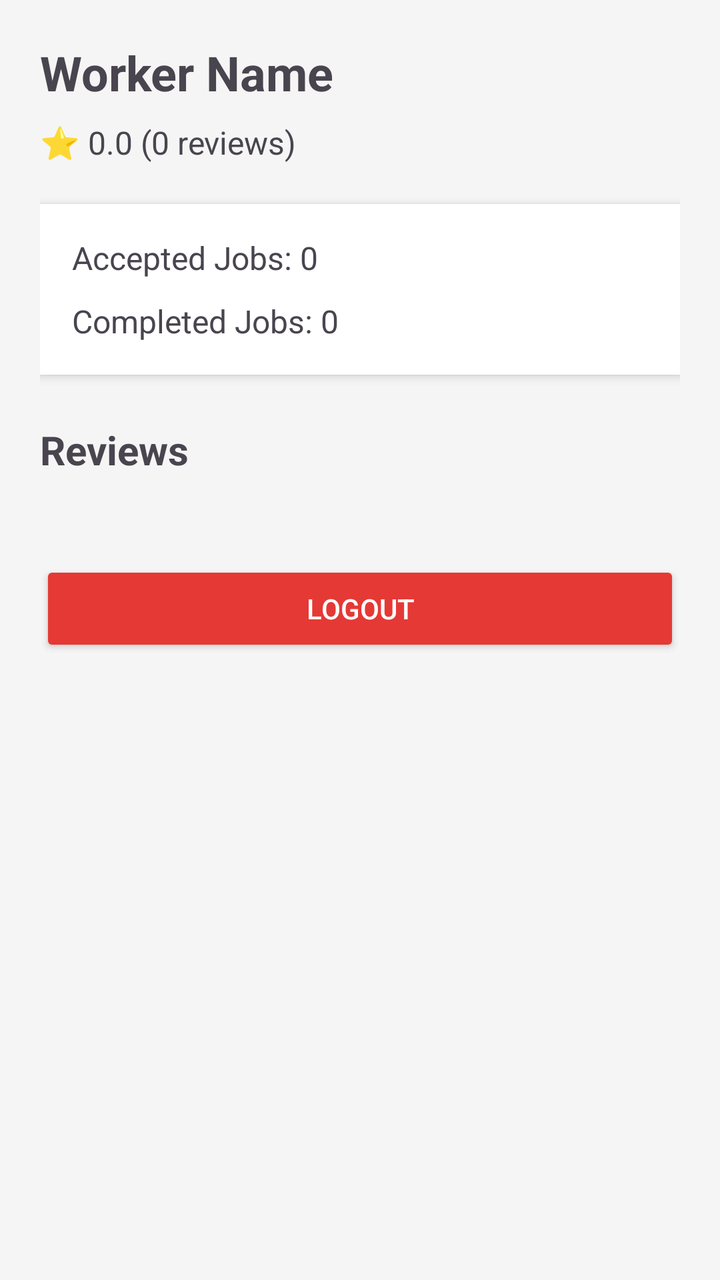
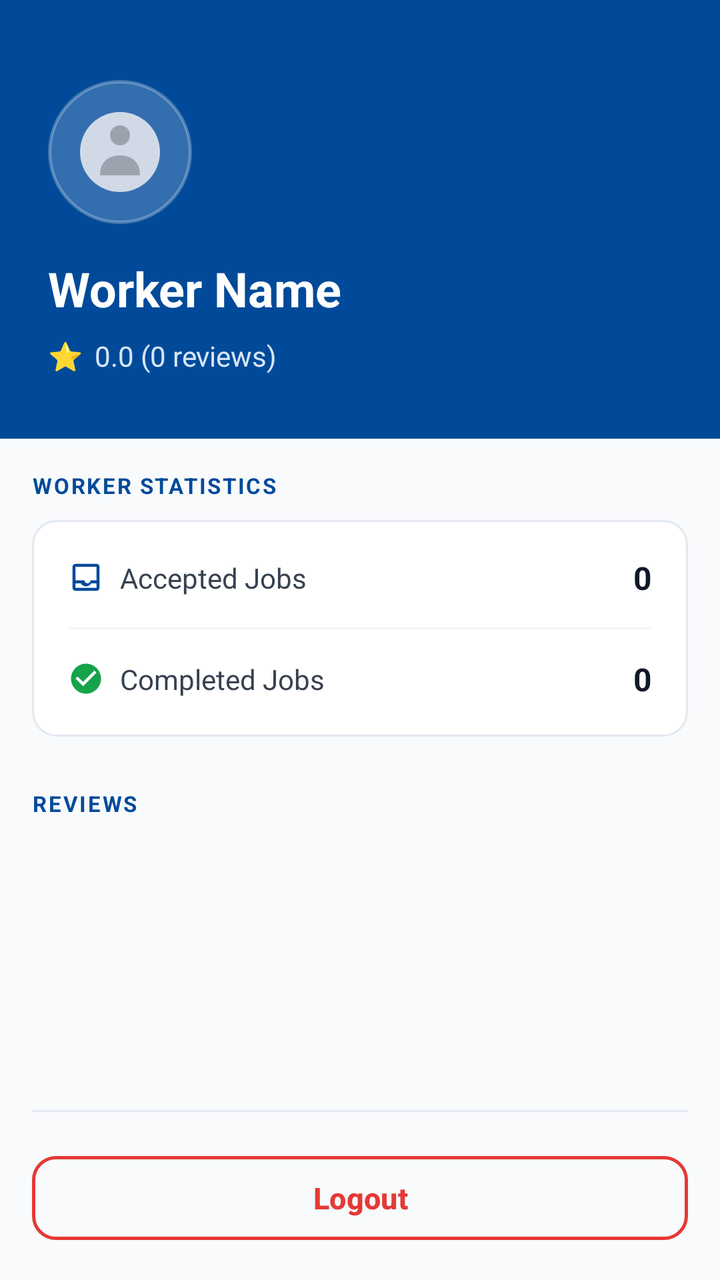

Before-and-after screenshots of an Android layout around one commit, followed by the original layout XML and the change that was made.
<!-- AndroidManifest.xml: application theme Theme.Newtacks -->
<!-- res/layout/fragment_worker_account.xml -->
<?xml version="1.0" encoding="utf-8"?>
<ScrollView xmlns:android="http://schemas.android.com/apk/res/android"
    android:layout_width="match_parent"
    android:layout_height="match_parent"
    android:background="#F5F5F5">

    <LinearLayout
        android:layout_width="match_parent"
        android:layout_height="wrap_content"
        android:orientation="vertical"
        android:padding="20dp">

        
        <TextView
            android:id="@+id/tvWorkerName"
            android:text="Worker Name"
            android:textSize="24sp"
            android:textStyle="bold"
            android:layout_width="wrap_content"
            android:layout_height="wrap_content"/>

        
        <TextView
            android:id="@+id/tvWorkerRating"
            android:text="⭐ 0.0 (0 reviews)"
            android:textSize="16sp"
            android:layout_marginTop="8dp"
            android:layout_width="wrap_content"
            android:layout_height="wrap_content"/>

        
        <LinearLayout
            android:layout_width="match_parent"
            android:layout_height="wrap_content"
            android:orientation="vertical"
            android:background="#FFFFFF"
            android:padding="16dp"
            android:elevation="3dp"
            android:layout_marginTop="20dp">

            <TextView
                android:id="@+id/tvAcceptedJobs"
                android:text="Accepted Jobs: 0"
                android:textSize="16sp"
                android:layout_width="wrap_content"
                android:layout_height="wrap_content"/>

            <TextView
                android:id="@+id/tvCompletedJobs"
                android:text="Completed Jobs: 0"
                android:textSize="16sp"
                android:layout_marginTop="10dp"
                android:layout_width="wrap_content"
                android:layout_height="wrap_content"/>

        </LinearLayout>

        
        <TextView
            android:text="Reviews"
            android:textStyle="bold"
            android:textSize="20sp"
            android:layout_marginTop="24dp"
            android:layout_width="wrap_content"
            android:layout_height="wrap_content"/>

        
        <LinearLayout
            android:id="@+id/reviewContainer"
            android:orientation="vertical"
            android:layout_width="match_parent"
            android:layout_height="wrap_content"
            android:layout_marginTop="12dp"/>

        
        <Button
            android:id="@+id/btnLogout"
            android:text="Logout"
            android:layout_width="match_parent"
            android:layout_height="wrap_content"
            android:layout_marginTop="30dp"
            android:backgroundTint="#E53935"
            android:textColor="#FFFFFF"/>

    </LinearLayout>

</ScrollView>
<!-- resources referenced by this layout -->
<resources>
  <style name="Theme.Newtacks" parent="Base.Theme.Newtacks" />
  <style name="Base.Theme.Newtacks" parent="Theme.Material3.DayNight.NoActionBar">
          
          
      </style>
</resources>

<!-- the commit's change to res/layout/fragment_worker_account.xml (unified diff, before → after) -->
@@ -1,86 +1,227 @@
 <?xml version="1.0" encoding="utf-8"?>
 <ScrollView xmlns:android="http://schemas.android.com/apk/res/android"
+    xmlns:app="http://schemas.android.com/apk/res-auto"
     android:layout_width="match_parent"
     android:layout_height="match_parent"
-    android:background="#F5F5F5">
+    android:background="#F8FAFC"
+    android:fillViewport="true">
 
     <LinearLayout
         android:layout_width="match_parent"
-        android:layout_height="wrap_content"
-        android:orientation="vertical"
-        android:padding="20dp">
-
-        
-        <TextView
-            android:id="@+id/tvWorkerName"
-            android:text="Worker Name"
-            android:textSize="24sp"
-            android:textStyle="bold"
-            android:layout_width="wrap_content"
-            android:layout_height="wrap_content"/>
-
-        
-        <TextView
-            android:id="@+id/tvWorkerRating"
-            android:text="⭐ 0.0 (0 reviews)"
-            android:textSize="16sp"
-            android:layout_marginTop="8dp"
-            android:layout_width="wrap_content"
-            android:layout_height="wrap_content"/>
+        android:layout_height="match_parent"
+        android:orientation="vertical">
 
         
         <LinearLayout
             android:layout_width="match_parent"
             android:layout_height="wrap_content"
             android:orientation="vertical"
-            android:background="#FFFFFF"
-            android:padding="16dp"
-            android:elevation="3dp"
-            android:layout_marginTop="20dp">
-
+            android:background="#004A99"
+            android:paddingStart="24dp"
+            android:paddingEnd="24dp"
+            android:paddingTop="40dp"
+            android:paddingBottom="32dp">
+
+            <ImageView
+                android:layout_width="72dp"
+                android:layout_height="72dp"
+                android:src="@drawable/ic_person_placeholder"
+                android:background="@drawable/bg_circle_translucent"
+                android:padding="16dp"
+                android:layout_marginBottom="16dp"
+                android:contentDescription="Worker Icon" />
+
+            
             <TextView
-                android:id="@+id/tvAcceptedJobs"
-                android:text="Accepted Jobs: 0"
-                android:textSize="16sp"
-                android:layout_width="wrap_content"
-                android:layout_height="wrap_content"/>
-
-            <TextView
-                android:id="@+id/tvCompletedJobs"
-                android:text="Completed Jobs: 0"
-                android:textSize="16sp"
-                android:layout_marginTop="10dp"
-                android:layout_width="wrap_content"
-                android:layout_height="wrap_content"/>
+                android:id="@+id/tvWorkerName"
+                android:layout_width="wrap_content"
+                android:layout_height="wrap_content"
+                android:text="Worker Name"
+                android:textColor="#FFFFFF"
+                android:textSize="24sp"
+                android:textStyle="bold" />
+
+            
+            <LinearLayout
+                android:layout_width="wrap_content"
+                android:layout_height="wrap_content"
+                android:orientation="horizontal"
+                android:gravity="center_vertical"
+                android:layout_marginTop="8dp">
+
+                <TextView
+                    android:layout_width="wrap_content"
+                    android:layout_height="wrap_content"
+                    android:text="⭐"
+                    android:textSize="14sp"
+                    android:textColor="#FFD54F" />
+
+                <TextView
+                    android:id="@+id/tvWorkerRating"
+                    android:layout_width="wrap_content"
+                    android:layout_height="wrap_content"
+                    android:text="0.0 (0 reviews)"
+                    android:textColor="#D6E6F5"
+                    android:textSize="14sp"
+                    android:layout_marginStart="6dp" />
+
+            </LinearLayout>
 
         </LinearLayout>
-
-        
-        <TextView
-            android:text="Reviews"
-            android:textStyle="bold"
-            android:textSize="20sp"
-            android:layout_marginTop="24dp"
-            android:layout_width="wrap_content"
-            android:layout_height="wrap_content"/>
 
         
         <LinearLayout
-            android:id="@+id/reviewContainer"
+            android:layout_width="match_parent"
+            android:layout_height="0dp"
+            android:layout_weight="1"
             android:orientation="vertical"
-            android:layout_width="match_parent"
-            android:layout_height="wrap_content"
-            android:layout_marginTop="12dp"/>
-
-        
-        <Button
-            android:id="@+id/btnLogout"
-            android:text="Logout"
-            android:layout_width="match_parent"
-            android:layout_height="wrap_content"
-            android:layout_marginTop="30dp"
-            android:backgroundTint="#E53935"
-            android:textColor="#FFFFFF"/>
+            android:padding="16dp">
+
+            
+            <TextView
+                android:layout_width="wrap_content"
+                android:layout_height="wrap_content"
+                android:text="WORKER STATISTICS"
+                android:textColor="#004A99"
+                android:textSize="11sp"
+                android:textStyle="bold"
+                android:letterSpacing="0.08"
+                android:layout_marginBottom="10dp" />
+
+            
+            <LinearLayout
+                android:layout_width="match_parent"
+                android:layout_height="wrap_content"
+                android:orientation="vertical"
+                android:background="@drawable/bg_card_white"
+                android:padding="18dp">
+
+                
+                <LinearLayout
+                    android:layout_width="match_parent"
+                    android:layout_height="wrap_content"
+                    android:orientation="horizontal"
+                    android:gravity="center_vertical">
+
+                    <ImageView
+                        android:layout_width="18dp"
+                        android:layout_height="18dp"
+                        android:src="@drawable/ic_inbox"
+                        android:contentDescription="@null"
+                        app:tint="#004A99" />
+
+                    <TextView
+                        android:layout_width="0dp"
+                        android:layout_height="wrap_content"
+                        android:layout_weight="1"
+                        android:text="Accepted Jobs"
+                        android:textColor="#374151"
+                        android:textSize="14sp"
+                        android:layout_marginStart="8dp" />
+
+                    <TextView
+                        android:id="@+id/tvAcceptedJobs"
+                        android:layout_width="wrap_content"
+                        android:layout_height="wrap_content"
+                        android:text="0"
+                        android:textColor="#111827"
+                        android:textSize="16sp"
+                        android:textStyle="bold" />
+
+                </LinearLayout>
+
+                
+                <View
+                    android:layout_width="match_parent"
+                    android:layout_height="1dp"
+                    android:background="#F1F5F9"
+                    android:layout_marginTop="14dp"
+                    android:layout_marginBottom="14dp" />
+
+                
+                <LinearLayout
+                    android:layout_width="match_parent"
+                    android:layout_height="wrap_content"
+                    android:orientation="horizontal"
+                    android:gravity="center_vertical">
+
+                    <ImageView
+                        android:layout_width="18dp"
+                        android:layout_height="18dp"
+                        android:src="@drawable/ic_check_circle"
+                        android:contentDescription="@null"
+                        app:tint="#16A34A" />
+
+                    <TextView
+                        android:layout_width="0dp"
+                        android:layout_height="wrap_content"
+                        android:layout_weight="1"
+                        android:text="Completed Jobs"
+                        android:textColor="#374151"
+                        android:textSize="14sp"
+                        android:layout_marginStart="8dp" />
+
+                    <TextView
+                        android:id="@+id/tvCompletedJobs"
+                        android:layout_width="wrap_content"
+                        android:layout_height="wrap_content"
+                        android:text="0"
+                        android:textColor="#111827"
+                        android:textSize="16sp"
+                        android:textStyle="bold" />
+
+                </LinearLayout>
+
+            </LinearLayout>
+
+            
+            <TextView
+                android:layout_width="wrap_content"
+                android:layout_height="wrap_content"
+                android:text="REVIEWS"
+                android:textColor="#004A99"
+                android:textSize="11sp"
+                android:textStyle="bold"
+                android:letterSpacing="0.08"
+                android:layout_marginTop="26dp"
+                android:layout_marginBottom="12dp" />
+
+            
+            <LinearLayout
+                android:id="@+id/reviewContainer"
+                android:layout_width="match_parent"
+                android:layout_height="wrap_content"
+                android:orientation="vertical" />
+
+            
+            <View
+                android:layout_width="match_parent"
+                android:layout_height="0dp"
+                android:layout_weight="1" />
+
+            
+            <View
+                android:layout_width="match_parent"
+                android:layout_height="1dp"
+                android:background="#E2E8F0"
+                android:layout_marginTop="28dp" />
+
+            
+            <com.google.android.material.button.MaterialButton
+                android:id="@+id/btnLogout"
+                android:layout_width="match_parent"
+                android:layout_height="50dp"
+                android:layout_marginTop="18dp"
+                android:text="Logout"
+                android:textColor="#E53935"
+                android:textSize="15sp"
+                android:textStyle="bold"
+                app:backgroundTint="@android:color/transparent"
+                app:cornerRadius="12dp"
+                app:strokeColor="#E53935"
+                app:strokeWidth="1.5dp" />
+
+        </LinearLayout>
 
     </LinearLayout>
 
<!-- resource entries referenced after the edit -->
@@ -1,5 +1,74 @@
 <!-- resources referenced by this layout -->
 <resources>
+  <!-- drawable bg_card_white (drawable) -->
+  <?xml version="1.0" encoding="utf-8"?>
+  <shape xmlns:android="http://schemas.android.com/apk/res/android"
+      android:shape="rectangle">
+      <solid android:color="#FFFFFF" />
+      <corners android:radius="12dp" />
+      <stroke
+          android:width="1dp"
+          android:color="#E2E8F0" />
+  </shape>
+  <!-- drawable bg_circle_translucent (drawable) -->
+  <?xml version="1.0" encoding="utf-8"?>
+  <shape xmlns:android="http://schemas.android.com/apk/res/android"
+      android:shape="oval">
+      <solid android:color="#33FFFFFF" />
+      <stroke
+          android:width="1.5dp"
+          android:color="#44FFFFFF" />
+  </shape>
+  <!-- drawable ic_check_circle (drawable) -->
+  <?xml version="1.0" encoding="utf-8"?>
+  <vector xmlns:android="http://schemas.android.com/apk/res/android"
+      android:width="24dp"
+      android:height="24dp"
+      android:viewportWidth="24"
+      android:viewportHeight="24">
+      <path
+          android:fillColor="#000000"
+          android:pathData="M12,2C6.48,2 2,6.48 2,12s4.48,10 10,10 10-4.48 10-10S17.52,2 12,2zM10,17l-5-5 1.41-1.41L10,14.17l7.59-7.59L19,8l-9,9z"/>
+  </vector>
+  <!-- drawable ic_inbox (drawable) -->
+  <?xml version="1.0" encoding="utf-8"?>
+  <vector xmlns:android="http://schemas.android.com/apk/res/android"
+      android:width="72dp"
+      android:height="72dp"
+      android:viewportWidth="24"
+      android:viewportHeight="24">
+  
+      <path
+          android:fillColor="#004A99"
+          android:pathData="M19,3H5C3.9,3 3,3.9 3,5v14c0,1.1 0.9,2 2,2h14c1.1,0 2,-0.9 2,-2V5C21,3.9 20.1,3 19,3z
+                            M19,19H5v-3h3.56c0.69,1.19 1.97,2 3.44,2s2.75,-0.81 3.44,-2H19V19z
+                            M19,14h-4c0,1.1 -0.9,2 -2,2s-2,-0.9 -2,-2H5V5h14V14z" />
+  
+  </vector>
+  <!-- drawable ic_person_placeholder (drawable) -->
+  <?xml version="1.0" encoding="utf-8"?>
+  <vector xmlns:android="http://schemas.android.com/apk/res/android"
+      android:width="48dp"
+      android:height="48dp"
+      android:viewportWidth="48"
+      android:viewportHeight="48">
+  
+      
+      <path
+          android:fillColor="#D1D9E6"
+          android:pathData="M24,24m-24,0a24,24 0,1 1,48 0a24,24 0,1 1,-48 0" />
+  
+      
+      <path
+          android:fillColor="#9BA3AF"
+          android:pathData="M24,14m-6,0a6,6 0,1 1,12 0a6,6 0,1 1,-12 0" />
+  
+      
+      <path
+          android:fillColor="#9BA3AF"
+          android:pathData="M12,38 C12,30 17,26 24,26 C31,26 36,30 36,38 Z" />
+  
+  </vector>
   <style name="Theme.Newtacks" parent="Base.Theme.Newtacks" />
   <style name="Base.Theme.Newtacks" parent="Theme.Material3.DayNight.NoActionBar">
           
